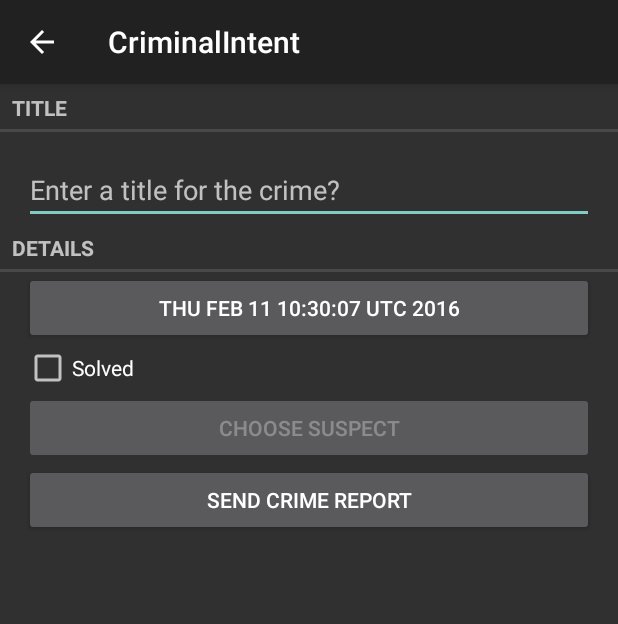
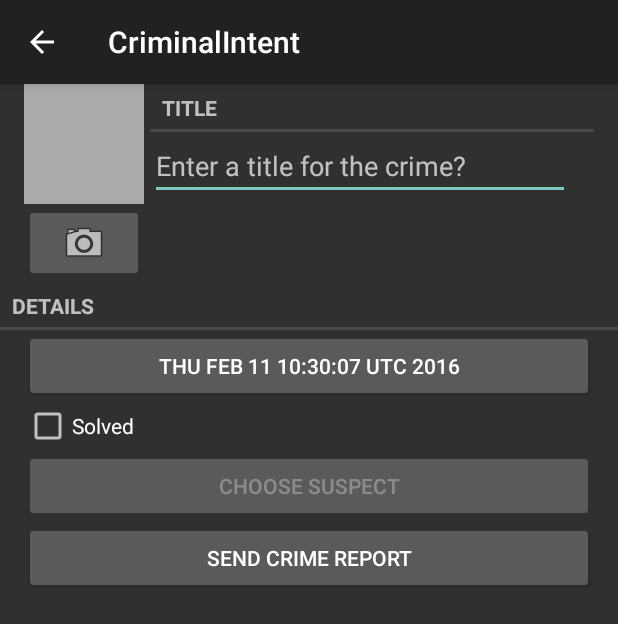
Before and after one commit to stemboltdeveloper/CriminalIntent, an Android app: the CrimeFragment screen opened directly, with no data from a screen before it, on a phone screen of 412 x 824 dp. Shown: the top 624 px of the screen. Run offline under Robolectric (Android 15) with nearby library versions, the phone set to English and light mode, and no system bars.

Commit message:
completed chapter 16, allows application to take a photo, resizes it to a smaller bitmap and displays it alongside the crime

```diff
--- a/app/src/main/AndroidManifest.xml
+++ b/app/src/main/AndroidManifest.xml
@@ -2,6 +2,10 @@
 <manifest xmlns:android="http://schemas.android.com/apk/res/android"
     package="com.stembo.android.criminalintent">
     <uses-permission android:name="android.permission.WAKE_LOCK"/>
+    <uses-permission android:name="android.permission.READ_EXTERNAL_STORAGE"
+                     android:maxSdkVersion="18"/>
+    <uses-feature android:name="android.hardware.camera"
+                  android:required="false"/>
 
 
     <application
--- a/app/src/main/java/com/stembo/android/criminalintent/Crime.java
+++ b/app/src/main/java/com/stembo/android/criminalintent/Crime.java
@@ -54,6 +54,10 @@ public class Crime {
         mSuspect = suspect;
     }
 
+    public String getPhotoFileName(){
+        return "IMG_" + getId().toString() + ".jpg";
+    }
+
     public void setSolved(boolean solved) {
         mSolved = solved;
     }
--- a/app/src/main/java/com/stembo/android/criminalintent/CrimeFragment.java
+++ b/app/src/main/java/com/stembo/android/criminalintent/CrimeFragment.java
@@ -4,8 +4,10 @@ import android.app.Activity;
 import android.content.Intent;
 import android.content.pm.PackageManager;
 import android.database.Cursor;
+import android.graphics.Bitmap;
 import android.net.Uri;
 import android.provider.ContactsContract;
+import android.provider.MediaStore;
 import android.support.v4.app.FragmentManager;
 import android.os.Bundle;
 import android.support.v4.app.Fragment;
@@ -21,7 +23,10 @@ import android.widget.CheckBox;
 import android.widget.CompoundButton;
 import android.widget.DatePicker;
 import android.widget.EditText;
+import android.widget.ImageButton;
+import android.widget.ImageView;
 
+import java.io.File;
 import java.util.Date;
 import java.util.UUID;
 
@@ -34,13 +39,17 @@ public class CrimeFragment extends android.support.v4.app.Fragment {
     private static final String DIALOG_DATE = "DialogDate";
     private static final int REQUEST_DATE = 0;
     private static final int REQUEST_CONTACT = 1;
+    private static final int REQUEST_PHOTO = 2;
 
     private Crime mCrime;
+    private File mPhotoFile;
     private EditText mTitleField;
     private Button mDateButton;
     private CheckBox mSolvedCheckbox;
     private Button mSuspectButton;
     private Button mReportButton;
+    private ImageButton mPhotoButton;
+    private ImageView mPhotoView;
 
     public static CrimeFragment newInstance(UUID crimeId){
         Bundle args = new Bundle();
@@ -57,6 +66,7 @@ public class CrimeFragment extends android.support.v4.app.Fragment {
         //UUID crimeId = (UUID) getActivity().getIntent().getSerializableExtra(CrimeListActivity.EXTRA_CRIME_ID);
         UUID crimeId=(UUID)getArguments().getSerializable(ARG_CRIME_ID);
         mCrime = CrimeLab.get(getActivity()).getCrime(crimeId);
+        mPhotoFile = CrimeLab.get(getActivity()).getPhotoFile(mCrime);
     }
 
     @Override
@@ -151,6 +161,27 @@ public class CrimeFragment extends android.support.v4.app.Fragment {
             mSuspectButton.setEnabled(false);
         }
 
+        mPhotoButton = (ImageButton)v.findViewById(R.id.crime_camera);
+        final Intent captureImage = new Intent(MediaStore.ACTION_IMAGE_CAPTURE);
+
+        boolean canTakePhoto = mPhotoFile != null &&
+                captureImage.resolveActivity(packageManager) != null;
+        mPhotoButton.setEnabled(canTakePhoto);
+
+        if (canTakePhoto){
+            Uri uri = Uri.fromFile(mPhotoFile);
+            captureImage.putExtra(MediaStore.EXTRA_OUTPUT, uri);
+        }
+
+        mPhotoButton.setOnClickListener(new View.OnClickListener(){
+            @Override
+            public void onClick(View v){
+                startActivityForResult(captureImage, REQUEST_PHOTO);
+            }
+        });
+        mPhotoView = (ImageView)v.findViewById(R.id.crime_photo);
+        updatePhotoView();
+
         return v;
     }
 
@@ -186,6 +217,8 @@ public class CrimeFragment extends android.support.v4.app.Fragment {
             } finally {
                 c.close();
             }
+        } else if (requestCode == REQUEST_PHOTO){
+            updatePhotoView();
         }
     }
 
@@ -216,4 +249,14 @@ public class CrimeFragment extends android.support.v4.app.Fragment {
 
         return report;
     }
+
+    private void updatePhotoView(){
+        if (mPhotoFile == null || !mPhotoFile.exists()){
+            mPhotoView.setImageDrawable(null);
+        } else {
+            Bitmap bitmap = PictureUtils.getScaledBitmap(
+                    mPhotoFile.getPath(), getActivity());
+            mPhotoView.setImageBitmap(bitmap);
+        }
+    }
 }
--- a/app/src/main/java/com/stembo/android/criminalintent/CrimeLab.java
+++ b/app/src/main/java/com/stembo/android/criminalintent/CrimeLab.java
@@ -4,11 +4,13 @@ import android.content.ContentValues;
 import android.content.Context;
 import android.database.Cursor;
 import android.database.sqlite.SQLiteDatabase;
+import android.os.Environment;
 
 import com.stembo.android.criminalintent.database.CrimeBaseHelper;
 import com.stembo.android.criminalintent.database.CrimeCursorWrapper;
 import com.stembo.android.criminalintent.database.CrimeDbSchema.CrimeTable;
 
+import java.io.File;
 import java.util.ArrayList;
 import java.util.List;
 import java.util.UUID;
@@ -85,6 +87,17 @@ public class CrimeLab {
         }
     }
 
+    public File getPhotoFile(Crime crime){
+        File externalFilesDir = mContext
+                .getExternalFilesDir(Environment.DIRECTORY_PICTURES);
+
+        if (externalFilesDir == null){
+            return null;
+        }
+
+        return new File(externalFilesDir, crime.getPhotoFileName());
+    }
+
     public void updateCrime(Crime crime){
         String uuidString = crime.getId().toString();
         ContentValues values = getContentValues(crime);
--- a/app/src/main/res/layout/fragment_crime.xml
+++ b/app/src/main/res/layout/fragment_crime.xml
@@ -5,20 +5,9 @@
     android:layout_height="wrap_content"
     android:orientation="vertical"
     >
-    <TextView
-        android:layout_width="match_parent"
-        android:layout_height="wrap_content"
-        android:text="@string/crime_title_label"
-        style="?android:listSeparatorTextViewStyle"
-        />
-    <EditText android:id="@+id/crime_title"
-        android:layout_width="match_parent"
-        android:layout_height="wrap_content"
-        android:layout_marginTop="16dp"
-        android:layout_marginRight="16dp"
-        android:layout_marginLeft="16dp"
-        android:hint="@string/crime_title_hint"
-        />
+
+    <include layout="@layout/view_camera_and_title"/>
+
     <TextView
         android:layout_width="match_parent"
         android:layout_height="wrap_content"
--- /dev/null
+++ b/app/src/main/res/layout/view_camera_and_title.xml
@@ -0,0 +1,55 @@
+<?xml version="1.0" encoding="utf-8"?>
+<LinearLayout xmlns:android="http://schemas.android.com/apk/res/android"
+              android:layout_width="match_parent"
+              android:layout_height="wrap_content"
+              android:layout_marginLeft="16dp"
+              android:layout_marginRight="16dp"
+              >
+
+    <LinearLayout
+        android:layout_width="wrap_content"
+        android:layout_height="wrap_content"
+        android:orientation="vertical"
+        android:layout_marginRight="4dp"
+        >
+
+        <ImageView android:id="@+id/crime_photo"
+                   android:layout_width="80dp"
+                   android:layout_height="80dp"
+                   android:scaleType="centerInside"
+                   android:background="@android:color/darker_gray"
+                   android:cropToPadding="true"
+            />
+
+        <ImageButton android:id="@+id/crime_camera"
+            android:layout_width="match_parent"
+            android:layout_height="wrap_content"
+            android:src="@android:drawable/ic_menu_camera"
+            />
+
+    </LinearLayout>
+
+    <LinearLayout
+        android:layout_width="wrap_content"
+        android:layout_height="wrap_content"
+        android:orientation="vertical"
+        android:layout_weight="1"
+        >
+
+        <TextView
+            android:layout_width="match_parent"
+            android:layout_height="wrap_content"
+            android:text="@string/crime_title_label"
+            style="?android:listSeparatorTextViewStyle"
+            />
+
+        <EditText android:id="@+id/crime_title"
+              android:layout_width="match_parent"
+              android:layout_height="wrap_content"
+              android:layout_marginRight="16dp"
+              android:hint="@string/crime_title_hint"
+            />
+
+    </LinearLayout>
+
+</LinearLayout>
```
Also changed, not shown: app/src/main/java/com/stembo/android/criminalintent/PictureUtils.java (added, +48 -0 lines).
